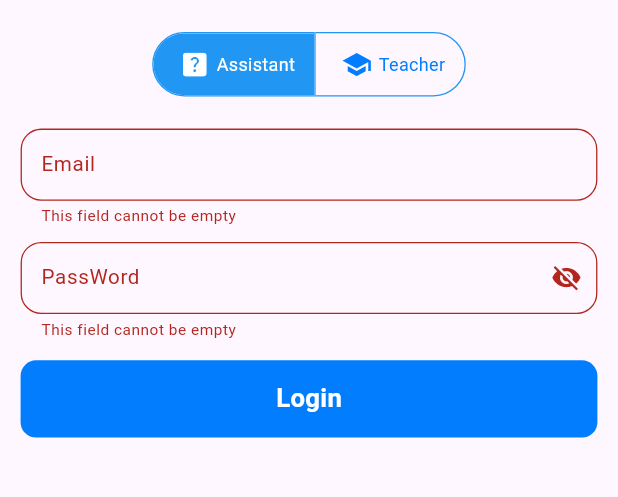
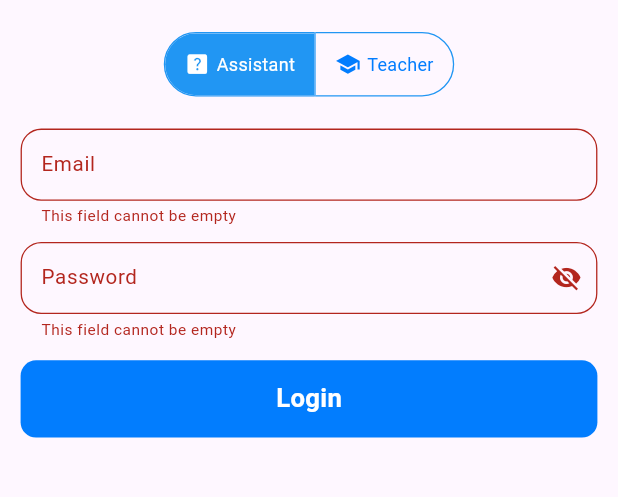
Before and after one commit to abd0-kha1ed/attendance-system, a Flutter app: the screen it shows after launch, after a tap on "Login", on a phone screen of 412 x 824 dp, the part 304-801 px from its top. Run offline on Flutter 3.47's test engine with Material 3 defaults, Android fonts, the phone set to English and light mode, and no system bars; drawn by our look-alikes of modal_progress_hud_nsn; our stand-ins replace firebase_auth, firebase_core, flutter_bloc, font_awesome_flutter, go_router, responsive_framework and 1 more; accounts and stored records are empty.

```diff
--- a/lib/feature/login/presentation/view/widgets/login_view_body.dart
+++ b/lib/feature/login/presentation/view/widgets/login_view_body.dart
@@ -6,7 +6,6 @@ import 'package:attendance/core/widgets/custom_text_filed.dart';
 
 import 'package:firebase_auth/firebase_auth.dart';
 import 'package:flutter/material.dart';
-
 import 'package:go_router/go_router.dart';
 import 'package:modal_progress_hud_nsn/modal_progress_hud_nsn.dart';
 
@@ -23,9 +22,9 @@ class _LoginViewBodyState extends State<LoginViewBody> {
   String? email;
   String? passWord;
   bool isLoading = false;
-  // Initial selection for "Assistant"
   final GlobalKey<FormState> formkey = GlobalKey();
   AutovalidateMode autovalidateMode = AutovalidateMode.disabled;
+
   @override
   Widget build(BuildContext context) {
     return ModalProgressHUD(
@@ -37,27 +36,46 @@ class _LoginViewBodyState extends State<LoginViewBody> {
           autovalidateMode: autovalidateMode,
           child: ListView(
             children: [
-              const SizedBox(
-                height: 60,
-              ),
-              const Icon(
-                Icons.school,
-                size: 120,
-                color: kLogoColor,
-              ),
-              const SizedBox(
-                height: 20,
-              ),
+              const SizedBox(height: 60),
+              const Icon(Icons.school, size: 120, color: kLogoColor),
+              const SizedBox(height: 20),
               const Center(
                 child: Text(
                   'Attendance System',
                   style: TextStyle(fontSize: 25, fontWeight: FontWeight.w700),
                 ),
               ),
-              const SizedBox(
-                height: 25,
+              const SizedBox(height: 25),
+              _buildRoleToggleButtons(),
+              const SizedBox(height: 25),
+              CustomTextField(
+                onChanged: (value) => email = value,
+                labelText: 'Email',
               ),
-              Center(
+              const SizedBox(height: 12),
+              CustomTextField(
+                obscureText: _isObscured,
+                onChanged: (value) => passWord = value,
+                labelText: 'Password',
+                iconButton: IconButton(
+                  icon: Icon(_isObscured ? Icons.visibility_off : Icons.visibility),
+                  onPressed: () => setState(() => _isObscured = !_isObscured),
+                ),
+              ),
+              const SizedBox(height: 16),
+              CustomContainer(
+                onTap: _login,
+                text: 'Login',
+              ),
+            ],
+          ),
+        ),
+      ),
+    );
+  }
+
+  Widget _buildRoleToggleButtons() {
+    return Center(
       child: ToggleButtons(
         color: kLogoColor,
         borderColor: Colors.blue,
@@ -69,7 +87,7 @@ class _LoginViewBodyState extends State<LoginViewBody> {
         onPressed: (int index) {
           setState(() {
             for (int i = 0; i < isSelected.length; i++) {
-                        isSelected[i] = i == index; // Update selection state
+              isSelected[i] = i == index;
             }
           });
         },
@@ -79,12 +97,8 @@ class _LoginViewBodyState extends State<LoginViewBody> {
             child: Row(
               mainAxisSize: MainAxisSize.min,
               children: [
-                          Padding(
-                            padding: EdgeInsets.symmetric(horizontal: 5.0),
-                            child: Icon(
-                              Icons.help_center,
-                            ),
-                          ), // Assistant icon
+                Icon(Icons.help_center, size: 20),
+                SizedBox(width: 5),
                 Text('Assistant'),
               ],
             ),
@@ -94,86 +108,43 @@ class _LoginViewBodyState extends State<LoginViewBody> {
             child: Row(
               mainAxisSize: MainAxisSize.min,
               children: [
-                          Padding(
-                            padding: EdgeInsets.symmetric(horizontal: 5),
-                            child: Icon(Icons.school),
-                          ), // Teacher icon
+                Icon(Icons.school, size: 20),
+                SizedBox(width: 5),
                 Text('Teacher'),
               ],
             ),
           ),
         ],
       ),
-              ),
-              const SizedBox(
-                height: 25,
-              ),
-              CustomTextField(
-                onChanged: (value) {
-                  email = value;
-                },
-                labelText: 'Email',
-              ),
-              const SizedBox(
-                height: 12,
-              ),
-              CustomTextField(
-                obscureText: _isObscured,
-                onChanged: (value) {
-                  passWord = value;
-                },
-                labelText: 'PassWord',
-                iconButton: IconButton(
-                  icon: Icon(
-                    _isObscured ? Icons.visibility_off : Icons.visibility,
-                  ),
-                  onPressed: () {
-                    setState(() {
-                      _isObscured = !_isObscured; // Toggle password visibility
-                    });
-                  },
-                ),
-              ),
-              const SizedBox(
-                height: 16,
-              ),
-              CustomContainer(
-                onTap: () async {
+    );
+  }
+
+  Future<void> _login() async {
     if (formkey.currentState!.validate()) {
-                    // formkey.currentState!.save();
-                    isLoading = true;
-
-                    setState(() {});
+      setState(() => isLoading = true);
       try {
-                      final credential = await FirebaseAuth.instance
-                          .signInWithEmailAndPassword(
-                              email: email!, password: passWord!);
+        await FirebaseAuth.instance.signInWithEmailAndPassword(
+          email: email!,
+          password: passWord!,
+        );
         GoRouter.of(context).push(AppRouters.kHomeView);
       } on FirebaseAuthException catch (e) {
+        String errorMessage;
         if (e.code == 'user-not-found') {
-                        print('No user found for that email.');
+          errorMessage = 'No user found with this email.';
         } else if (e.code == 'wrong-password') {
-                        // print('Wrong password provided for that user.');
-                        showSnackBar(context, e.toString());
+          errorMessage = 'Incorrect password. Please try again.';
+        } else {
+          errorMessage = 'An unexpected error occurred.';
         }
-                    } catch (ex) {
-                      print(ex);
-                      showSnackBar(context, 'there was an error');
+        showSnackBar(context, errorMessage); // Display the exact error message
+      } catch (_) {
+        showSnackBar(context, 'An error occurred. Please try again.');
+      } finally {
+        setState(() => isLoading = false);
       }
-                    isLoading = false;
-                    setState(() {});
     } else {
-                    autovalidateMode = AutovalidateMode.always;
-                    setState(() {});
-                  }
-                },
-                text: 'Login',
-              )
-            ],
-          ),
-        ),
-      ),
-    );
+      setState(() => autovalidateMode = AutovalidateMode.always);
     }
   }
-//l;k
+}
```
Lines whose indentation alone changed are shown as unchanged.
